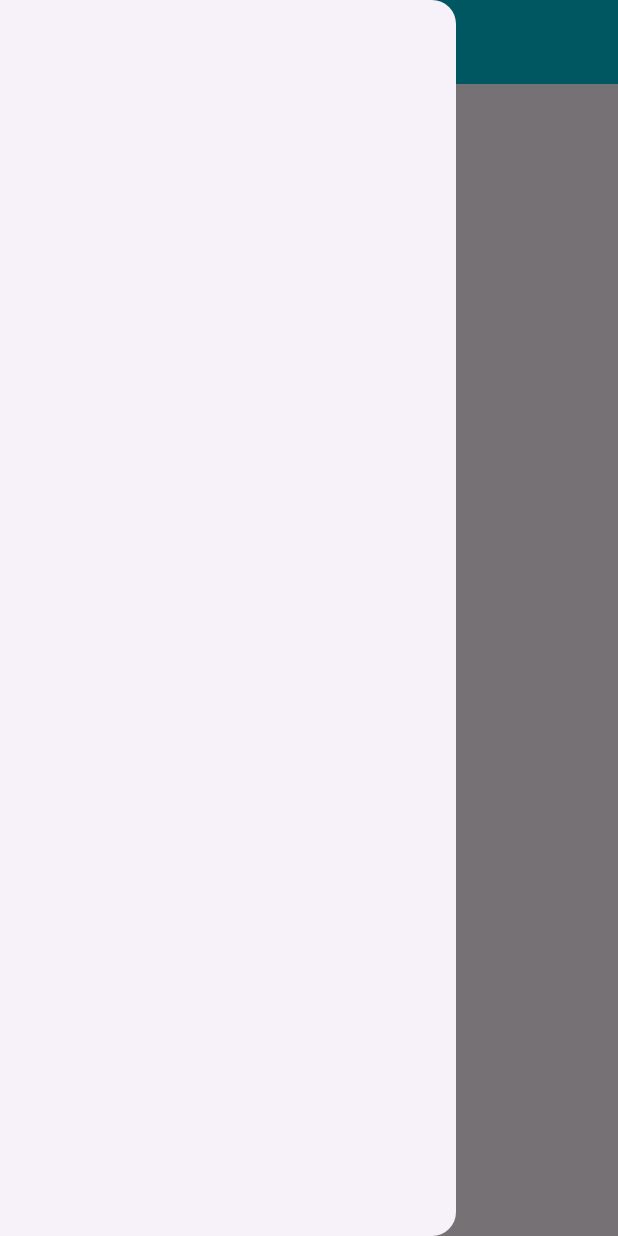
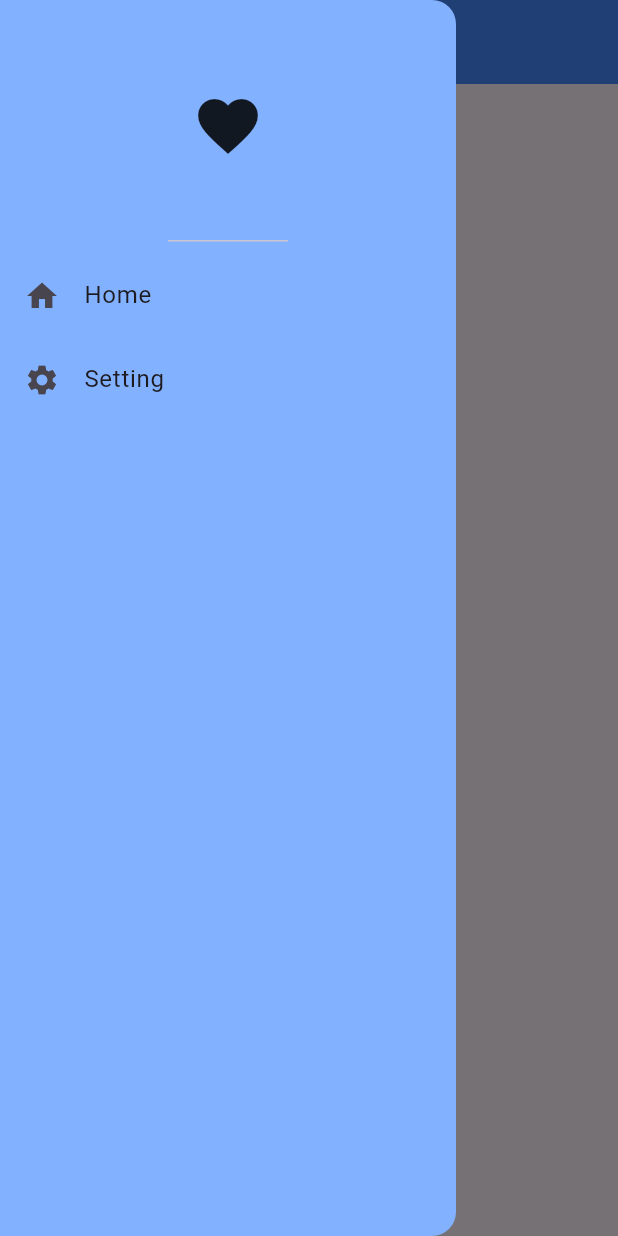
Before and after one commit to BunthongDev/Flutter-basic, a Flutter app: the screen it shows after launch, with the side drawer open, on a phone screen of 412 x 824 dp. Run offline on Flutter 3.47's test engine with Material 3 defaults, Android fonts, the phone set to English and light mode, and no system bars.

Commit message:
Add route into homepage and settings page

```diff
--- a/lib/main.dart
+++ b/lib/main.dart
@@ -2,7 +2,8 @@
 
 import 'package:flutter/material.dart';
 import 'package:flutter_beginner/pages/first_page.dart';
-import 'package:flutter_beginner/pages/second_page.dart';
+import 'package:flutter_beginner/pages/home_page.dart';
+import 'package:flutter_beginner/pages/settings_page.dart';
 
 void main() {
   runApp(MyApp());
@@ -14,11 +15,11 @@ class MyApp extends StatelessWidget {
   @override
   Widget build(BuildContext context) {
     return MaterialApp(
-
       home: FirstPage(),
       routes: {
-        'firstpage': (context) => FirstPage(),
-        '/secondpage': (context) => SecondPage(),
+        '/firstpage': (context) => FirstPage(),
+        '/homepage': (context) => HomePage(),
+        '/settingspage': (context) => SettingsPage(),
       },
     );
   }
--- a/lib/pages/first_page.dart
+++ b/lib/pages/first_page.dart
@@ -1,3 +1,5 @@
+// ignore_for_file: prefer_const_constructors, prefer_const_literals_to_create_immutables
+
 import 'package:flutter/material.dart';
 
 class FirstPage extends StatelessWidget {
@@ -8,9 +10,42 @@ class FirstPage extends StatelessWidget {
     return Scaffold(
       appBar: AppBar(
         title: Text("1st Page!"),
-        backgroundColor: Colors.cyan,
+        backgroundColor: Colors.blueAccent[200],
       ),
-      drawer: Drawer(),
+      drawer: Drawer(
+        backgroundColor: Colors.blueAccent[100],
+        child: Column(
+          children: [
+            //common to place a drawer header here
+            DrawerHeader(
+                child: Icon(
+              Icons.favorite,
+              size: 48,
+            )),
+
+            // home page list tile
+            ListTile(
+              leading: Icon(Icons.home),
+              title: Text("Home"),
+              onTap: () {
+                // go to the home page
+                Navigator.pushNamed(context, '/homepage');
+              },
+            ),
+
+            ListTile(
+              leading: Icon(Icons.settings),
+              title: Text("Setting"),
+              onTap: (){
+                // go to setting page
+                Navigator.pushNamed(context, '/settingspage');
+              },
+            )
+
+            // setting page list tile
+          ],
+        ),
+      ),
     );
   }
 }
--- /dev/null
+++ b/lib/pages/home_page.dart
@@ -0,0 +1,12 @@
+import 'package:flutter/material.dart';
+
+class HomePage extends StatelessWidget {
+  const HomePage({super.key});
+
+  @override
+  Widget build(BuildContext context) {
+    return Scaffold(
+      appBar: AppBar(title: Text("Home page")),
+    );
+  }
+}
```
Also changed, not shown: lib/pages/second_page.dart (deleted, +0 -14 lines), lib/pages/settings_page.dart (added, +12 -0 lines).
